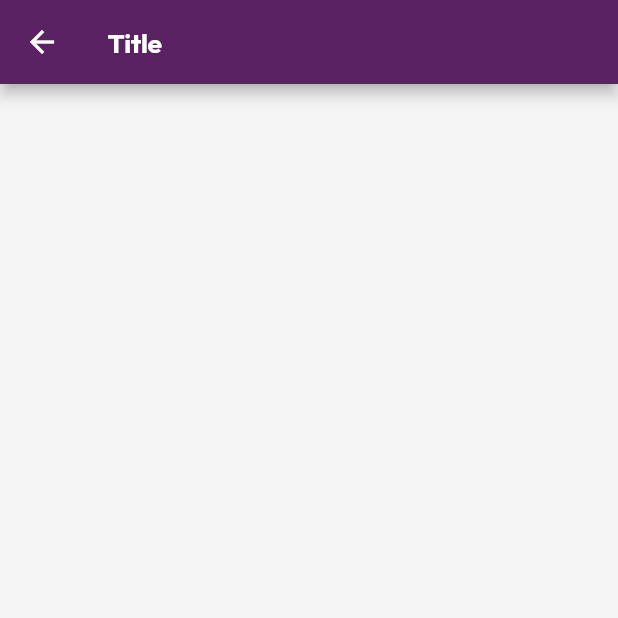
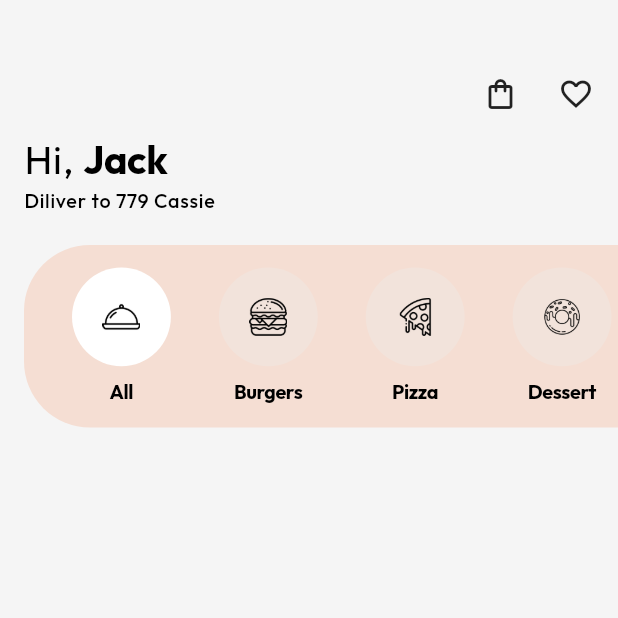
Before and after one commit to BrahimTuijine/food_delivery_app, a Flutter app: the screen it shows after launch, on a phone screen of 412 x 824 dp, the top half of it. Run offline on Flutter 3.47's test engine with Material 2 defaults, Android fonts, the phone set to English and light mode, and no system bars; our stand-ins replace flutter_hooks, flutter_svg.

Commit message:
add animated category list

```diff
--- /dev/null
+++ b/lib/core/extensions/sized_box_short.dart
@@ -0,0 +1,6 @@
+import 'package:flutter/material.dart';
+
+extension ShortSizedBoxCall on num {
+  SizedBox get sh => SizedBox(height: toDouble());
+  SizedBox get sw => SizedBox(width: toDouble());
+}
--- a/lib/core/theme/app_theme.dart
+++ b/lib/core/theme/app_theme.dart
@@ -123,9 +123,7 @@ class AppTheme {
       colorScheme: const ColorScheme.light()
           .copyWith(
             primary: _primaryColorLight,
-            primaryVariant: _primaryColorLight,
             secondary: _secondaryColorLight,
-            secondaryVariant: _scaffoldColorLight,
             error: _errorColorLight,
           )
           .copyWith(error: _errorColorLight),
@@ -207,9 +205,7 @@ class AppTheme {
       colorScheme: const ColorScheme.dark()
           .copyWith(
             primary: _primaryColorDark,
-            primaryVariant: _primaryColorDark,
             secondary: _secondaryColorDark,
-            secondaryVariant: _secondaryColorDark,
             error: _errorColorDark,
           )
           .copyWith(error: _errorColorDark),
--- a/lib/screens/home/home_screen.dart
+++ b/lib/screens/home/home_screen.dart
@@ -1,5 +1,10 @@
 import 'package:flutter/material.dart';
 import 'package:flutter_hooks/flutter_hooks.dart';
+import 'package:food_delivery_app/core/animations/animations.dart';
+import 'package:food_delivery_app/core/extensions/sized_box_short.dart';
+import 'package:food_delivery_app/core/utils/ui_helper.dart';
+import 'package:food_delivery_app/core/widgets/app_bar/custom_app_bar.dart';
+import 'package:food_delivery_app/screens/home/widgets/clipped_container.dart';
 
 class HomePage extends HookWidget {
   const HomePage({Key? key}) : super(key: key);
@@ -7,10 +12,59 @@ class HomePage extends HookWidget {
   @override
   Widget build(BuildContext context) {
     return Scaffold(
-      appBar: AppBar(
-        title: const Text('Title'),
+      body: SlideAnimation(
+        duration: const Duration(microseconds: 750),
+        begin: const Offset(0, 400),
+        child: AnimatedContainer(
+          duration: const Duration(microseconds: 750),
+          padding: EdgeInsets.only(bottom: rh(20)),
+          curve: Curves.fastOutSlowIn,
+          child: SingleChildScrollView(
+            child: Column(
+              crossAxisAlignment: CrossAxisAlignment.start,
+              children: [
+                const CustomAppBar(
+                  hasBackButton: false,
+                ),
+                Padding(
+                  padding: const EdgeInsets.symmetric(horizontal: space2x),
+                  child: RichText(
+                    text: TextSpan(
+                        text: 'Hi, ',
+                        style: Theme.of(context).textTheme.bodyLarge!.copyWith(
+                              fontSize: rf(24),
+                              fontWeight: FontWeight.normal,
+                            ),
+                        children: [
+                          TextSpan(
+                              text: 'Jack',
+                              style: Theme.of(context)
+                                  .textTheme
+                                  .titleLarge!
+                                  .copyWith(fontSize: rf(24)))
+                        ]),
+                  ),
+                ),
+                Padding(
+                  padding: const EdgeInsets.symmetric(horizontal: space2x),
+                  child: Text(
+                    'Diliver to 779 Cassie',
+                    style: Theme.of(context)
+                        .textTheme
+                        .bodyLarge!
+                        .copyWith(fontSize: rf(12), height: 1.5),
+                  ),
+                ),
+                rh(20).sh,
+                ClippedContainer(
+                  backgroundColor: Theme.of(context).colorScheme.secondary,
+                  height: rh(120),
+                ),
+              ],
+            ),
+          ),
+        ),
       ),
-      body: Container(),
     );
   }
 }
--- /dev/null
+++ b/lib/screens/home/widgets/category_list_view.dart
@@ -0,0 +1,47 @@
+// ignore_for_file: public_member_api_docs, sort_constructors_first
+import 'package:flutter/material.dart';
+import 'package:flutter_hooks/flutter_hooks.dart';
+
+import 'package:food_delivery_app/core/utils/ui_helper.dart';
+import 'package:food_delivery_app/data.dart';
+
+
+
+class CategoryItem extends StatelessWidget {
+  final Widget icon;
+  final String name;
+  final Color backgroundColor;
+  const CategoryItem({
+    Key? key,
+    required this.icon,
+    required this.name,
+    required this.backgroundColor,
+  }) : super(key: key);
+
+  @override
+  Widget build(BuildContext context) {
+    return Padding(
+      padding: const EdgeInsets.symmetric(horizontal: space2x),
+      child: Column(
+        mainAxisAlignment: MainAxisAlignment.center,
+        children: [
+          CircleAvatar(
+            radius: rf(30),
+            backgroundColor: backgroundColor,
+            child: icon,
+          ),
+          SizedBox(
+            height: rf(space1x),
+          ),
+          Text(
+            name,
+            style: Theme.of(context)
+                .textTheme
+                .titleLarge!
+                .copyWith(fontSize: rf(12)),
+          ),
+        ],
+      ),
+    );
+  }
+}
--- /dev/null
+++ b/lib/screens/home/widgets/clipped_container.dart
@@ -0,0 +1,76 @@
+import 'package:flutter/material.dart';
+import 'package:flutter_hooks/flutter_hooks.dart';
+import 'package:food_delivery_app/core/animations/slide_animation.dart';
+import 'package:food_delivery_app/core/utils/ui_helper.dart';
+import 'package:food_delivery_app/data.dart';
+import 'package:food_delivery_app/screens/home/widgets/category_list_view.dart';
+
+class ClippedContainer extends HookWidget {
+  final double? height;
+  final bool isAnimated;
+  final Color? backgroundColor;
+  final Alignment alignment;
+
+  const ClippedContainer(
+      {super.key,
+      this.height,
+      this.isAnimated = true,
+      this.backgroundColor,
+      this.alignment = Alignment.center});
+
+  @override
+  Widget build(BuildContext context) {
+    final container = Container(
+      height: height,
+      margin: const EdgeInsets.only(left: space2x),
+      alignment: alignment,
+      decoration: BoxDecoration(
+        borderRadius: BorderRadius.only(
+          topLeft: Radius.circular(rf(40)),
+          bottomLeft: Radius.circular(
+            rf(40),
+          ),
+        ),
+        color: backgroundColor ?? Theme.of(context).primaryColor,
+      ),
+      child: HookBuilder(builder: (context) {
+        final selectedIndex = useState<int>(0);
+        return SizedBox(
+          height: rh(120),
+          child: ListView.builder(
+            shrinkWrap: true,
+            padding: const EdgeInsets.symmetric(horizontal: space2x),
+            scrollDirection: Axis.horizontal,
+            itemCount: categoryIconList.length,
+            itemBuilder: (BuildContext context, int index) {
+              return GestureDetector(
+                onTap: () {
+                  selectedIndex.value = index;
+                },
+                child: CategoryItem(
+                  backgroundColor: selectedIndex.value == index
+                      ? Colors.white
+                      : const Color(0xfff2e3db),
+                  icon: Image.asset(
+                    categoryIconList[index],
+                    width: rw(35),
+                    height: rh(25),
+                  ),
+                  name: name[index],
+                ),
+              );
+            },
+          ),
+        );
+      }),
+    );
+    return isAnimated
+        ? SlideAnimation(
+            begin: const Offset(450, 0),
+            duration: const Duration(milliseconds: 850),
+            intervalStart: .4,
+            child: container,
+          )
+        : container;
+  }
+}
--- a/lib/screens/splash_screen.dart
+++ b/lib/screens/splash_screen.dart
@@ -1,8 +1,6 @@
-import 'dart:async';
-
 import 'package:flutter/material.dart';
 import 'package:flutter_hooks/flutter_hooks.dart';
-import 'package:food_delivery_app/core/animations/animations.dart';
+import 'package:food_delivery_app/core/animations/page_transition.dart';
 import 'package:food_delivery_app/core/utils/navigation.dart';
 import 'package:food_delivery_app/screens/home/home_screen.dart';
 
@@ -12,11 +10,19 @@ class SplashScreen extends HookWidget {
   @override
   Widget build(BuildContext context) {
     useEffect(() {
-      Timer.periodic(const Duration(milliseconds: 450), (timer) {
-        Navigation.push(context,
-            customPageTransition: PageTransition(
-                child: const HomePage(), type: PageTransitionType.fadeIn));
-      });
+      WidgetsBinding.instance.addPostFrameCallback(
+        (timeStamp) {
+          Future.delayed(const Duration(milliseconds: 450), () {
+            Navigation.push(
+              context,
+              customPageTransition: PageTransition(
+                child: const HomePage(),
+                type: PageTransitionType.fadeIn,
+              ),
+            );
+          });
+        },
+      );
       return () {};
     }, const []);
     return Scaffold(
```
